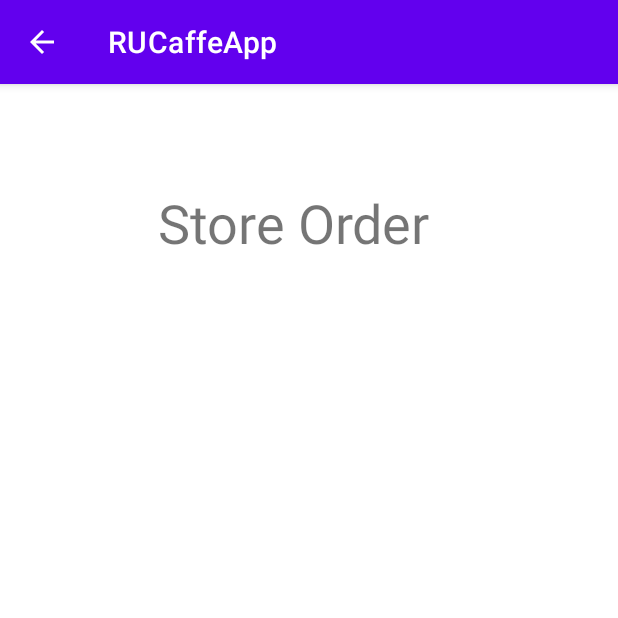
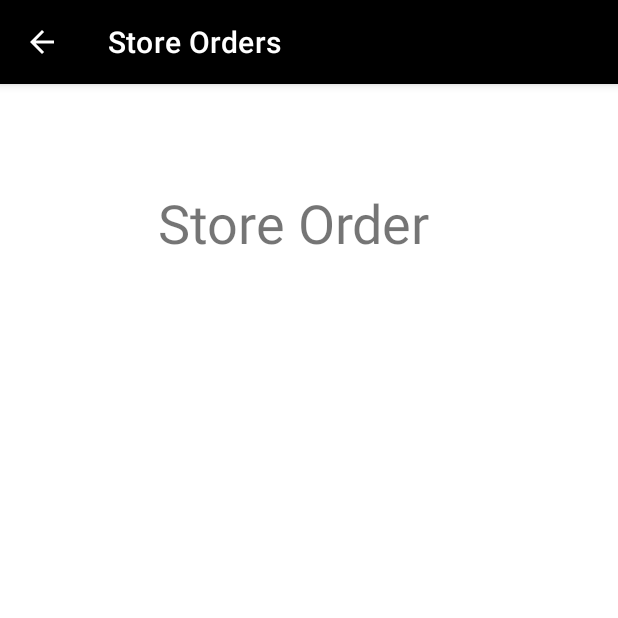
Before and after one commit to DimitriVictor/RUCaffeApp, an Android app: the StoreOrderActivity screen opened directly, with no data from a screen before it, on a phone screen of 412 x 824 dp, the top half of it. Run offline under Robolectric (Android 15) with nearby library versions, the phone set to English and light mode, and no system bars.

Commit message:
[add] Comments

```diff
--- a/app/src/main/java/com/example/rucaffeapp/StoreOrderActivity.java
+++ b/app/src/main/java/com/example/rucaffeapp/StoreOrderActivity.java
@@ -1,9 +1,11 @@
 package com.example.rucaffeapp;
 
+import androidx.appcompat.app.ActionBar;
 import androidx.appcompat.app.AlertDialog;
 import androidx.appcompat.app.AppCompatActivity;
 
 import android.content.DialogInterface;
+import android.graphics.drawable.ColorDrawable;
 import android.os.Bundle;
 import android.view.View;
 import android.widget.AdapterView;
@@ -17,12 +19,17 @@ import java.util.List;
 public class StoreOrderActivity extends AppCompatActivity implements AdapterView.OnItemClickListener {
     ArrayAdapter<String> list_adapter;
     ArrayList<String> store_orders;
+    private ActionBar actionbar;
 
     private ListView storeOrdersListView;
     @Override
     protected void onCreate(Bundle savedInstanceState) {
         super.onCreate(savedInstanceState);
         setContentView(R.layout.activity_store_order);
+
+        setTitle(R.string.storeorder);
+        actionbar = getSupportActionBar();
+        actionbar.setBackgroundDrawable(new ColorDrawable(getResources().getColor(R.color.black)));
 
         storeOrdersListView = (ListView) findViewById(R.id.storeOrderListView);
         storeOrdersListView.setOnItemClickListener(this);
--- a/app/src/main/res/values/strings.xml
+++ b/app/src/main/res/values/strings.xml
@@ -3,6 +3,7 @@
     <string name="donutname">Order Donuts</string>
     <string name="orderdonutname">Add To Order</string>
     <string name="viewordername">Your Order</string>
+    <string name="storeorder">Store Orders</string>
 
     <string name="yes">YES</string>
     <string name="no">NO</string>
```
